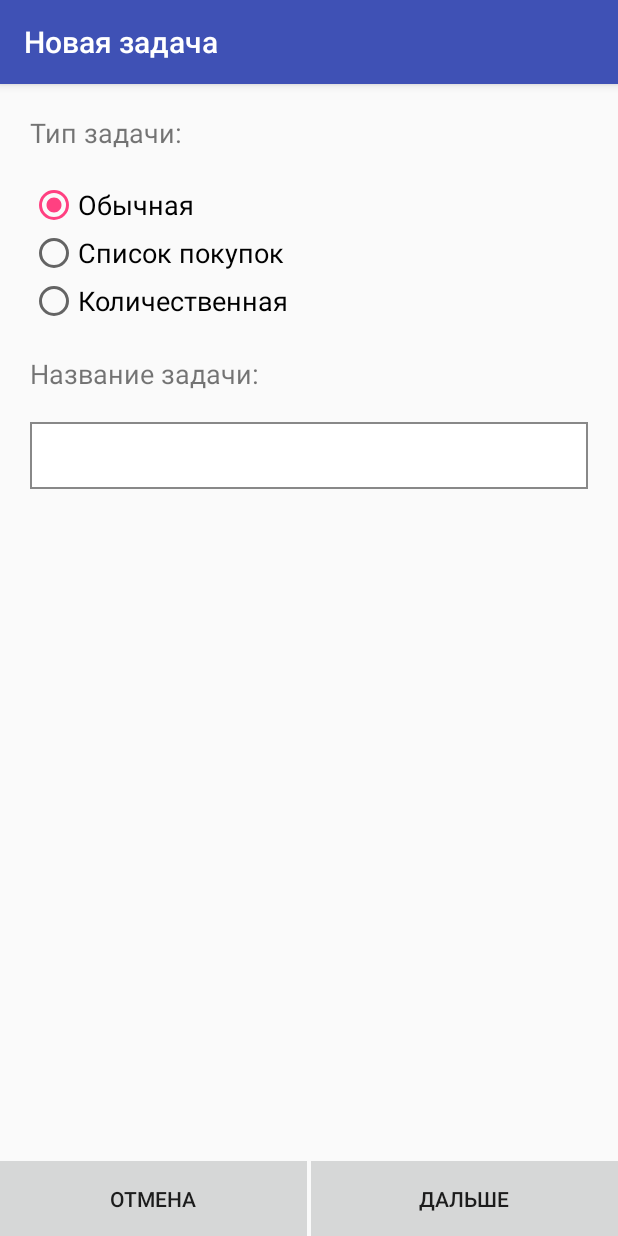
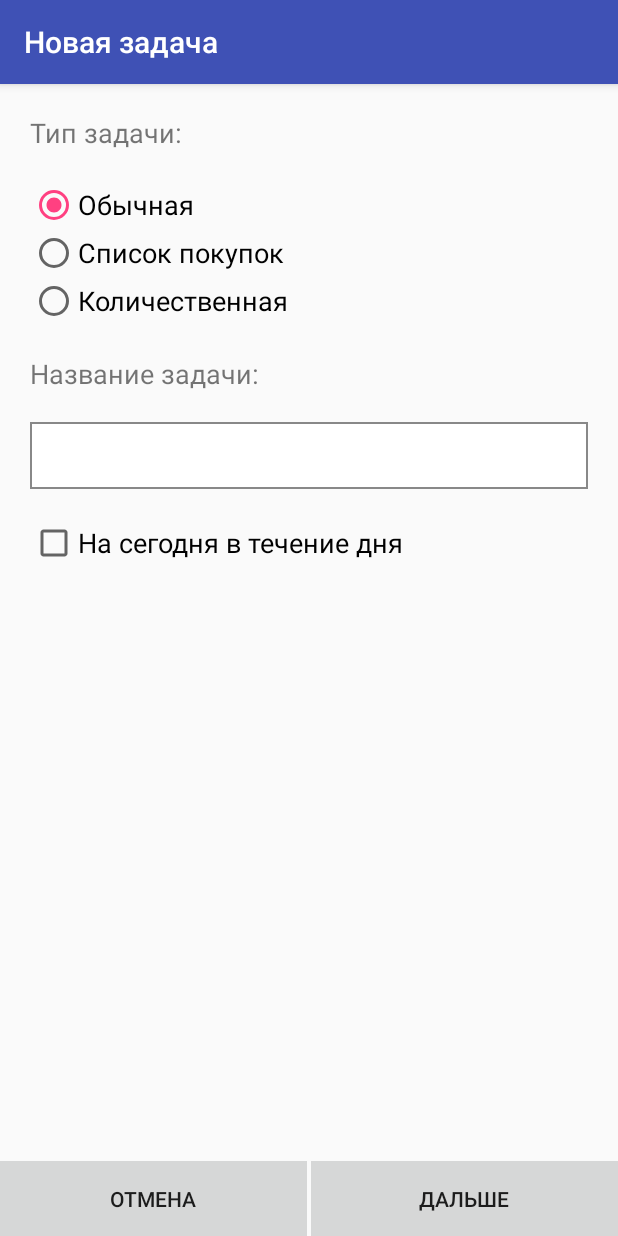
Before and after one commit to deniskond/EasyOrg, an Android app: the NewTaskFirstScreen screen opened directly, with no data from a screen before it, on a phone screen of 412 x 824 dp. Run offline under Robolectric (Android 15) with nearby library versions, the phone set to English and light mode, and no system bars.

Commit message:
fixes #46

```diff
--- a/app/src/main/java/nosfie/easyorg/DataStructures/DayValues.java
+++ b/app/src/main/java/nosfie/easyorg/DataStructures/DayValues.java
@@ -13,8 +13,10 @@ public class DayValues {
     public CustomDate startOfYear = new CustomDate();
     public CustomDate endOfYear = new CustomDate();
 
-    public DayValues(Calendar calendar) {
-        //Calendar calendar = Calendar.getInstance();
+    public DayValues() {
+        Calendar calendar = Calendar.getInstance();
+        if (calendar.get(Calendar.HOUR_OF_DAY) < 3)
+            calendar.add(Calendar.HOUR_OF_DAY, -3);
 
         // TODAY
         this.today.year = calendar.get(Calendar.YEAR);
--- a/app/src/main/java/nosfie/easyorg/DataStructures/Task.java
+++ b/app/src/main/java/nosfie/easyorg/DataStructures/Task.java
@@ -58,6 +58,7 @@ public class Task {
         this.customStartTime = new Daytime();
         this.needReminder = false;
         this.customEndDate = new CustomDate();
+        this.status = STATUS.ACTUAL;
     }
 
     public Task(int id, String name, String type, String startDate, String startTime,
@@ -186,7 +187,7 @@ public class Task {
 
     public ContentValues getContentValues() {
         Calendar calendar = Calendar.getInstance();
-        DayValues dayValues = new DayValues(calendar);
+        DayValues dayValues = new DayValues();
         ContentValues CV = new ContentValues();
         CV.put("name", this.name);
         CV.put("type", this.type.toString());
--- a/app/src/main/java/nosfie/easyorg/NewTask/NewTaskFirstScreen.java
+++ b/app/src/main/java/nosfie/easyorg/NewTask/NewTaskFirstScreen.java
@@ -5,6 +5,7 @@ import android.support.v7.app.AppCompatActivity;
 import android.os.Bundle;
 import android.view.View;
 import android.widget.Button;
+import android.widget.CheckBox;
 import android.widget.EditText;
 import android.widget.RadioButton;
 import android.widget.RadioGroup;
@@ -20,6 +21,9 @@ public class NewTaskFirstScreen extends AppCompatActivity {
     EditText taskEdit, countEdit;
     TextView countText;
     Task task = new Task();
+    RadioGroup radio_group;
+    CheckBox forTodayCheckbox;
+    Button button_cancel, button_next;
 
     @Override
     protected void onCreate(Bundle savedInstanceState) {
@@ -52,7 +56,7 @@ public class NewTaskFirstScreen extends AppCompatActivity {
             }
         }
 
-        RadioGroup radio_group = (RadioGroup)findViewById(R.id.radioGroup);
+        radio_group = (RadioGroup)findViewById(R.id.radioGroup);
         radio_group.setOnCheckedChangeListener(new RadioGroup.OnCheckedChangeListener()  {
             @Override
             public void onCheckedChanged(RadioGroup radioGroup, int checked) {
@@ -83,7 +87,19 @@ public class NewTaskFirstScreen extends AppCompatActivity {
             }
         });
 
-        Button button_cancel = (Button)findViewById(R.id.buttonCancel);
+        forTodayCheckbox = (CheckBox)findViewById(R.id.forTodayCheckBox);
+        forTodayCheckbox.setOnClickListener(new View.OnClickListener() {
+            @Override
+            public void onClick(View view) {
+                if (forTodayCheckbox.isChecked()) {
+                    button_next.setText("Готово");
+                } else {
+                    button_next.setText("Дальше");
+                }
+            }
+        });
+
+        button_cancel = (Button)findViewById(R.id.buttonCancel);
         button_cancel.setOnClickListener(new View.OnClickListener() {
             @Override
             public void onClick(View v) {
@@ -92,7 +108,7 @@ public class NewTaskFirstScreen extends AppCompatActivity {
             }
         });
 
-        Button button_next = (Button)findViewById(R.id.buttonNext);
+        button_next = (Button)findViewById(R.id.buttonNext);
         button_next.setOnClickListener(new View.OnClickListener() {
             @Override
             public void onClick(View v) {
@@ -112,7 +128,17 @@ public class NewTaskFirstScreen extends AppCompatActivity {
                     return;
                 }
                 Intent intent;
-                if (task.type == Task.TYPE.SHOPPING_LIST)
+
+                if (forTodayCheckbox.isChecked()) {
+                    intent = new Intent(NewTaskFirstScreen.this, MainActivity.class);
+                    task.startTime = Task.START_TIME.NONE;
+                    task.startDate = Task.START_DATE.TODAY;
+                    task.deadline = Task.DEADLINE.DAY;
+                    //task.status =
+                    task.insertIntoDatabase(getApplicationContext());
+                    intent.putExtra("toast", "Задача успешно добавлена!");
+                }
+                else if (task.type == Task.TYPE.SHOPPING_LIST)
                     intent = new Intent(NewTaskFirstScreen.this, NewTaskShoppingList.class);
                 else
                     intent = new Intent(NewTaskFirstScreen.this, NewTaskSecondScreen.class);
--- a/app/src/main/res/layout/new_task_first_screen.xml
+++ b/app/src/main/res/layout/new_task_first_screen.xml
@@ -119,7 +119,7 @@
                     android:padding="20dp"
                     android:text="@string/count_goal"
                     android:textSize="18sp"
-                    android:visibility="invisible" />
+                    android:visibility="gone" />
 
             </TableRow>
 
@@ -137,8 +137,23 @@
                     android:background="@drawable/border"
                     android:ems="8"
                     android:inputType="number"
-                    android:visibility="invisible" />
+                    android:visibility="gone" />
 
+            </TableRow>
+
+            <TableRow
+                android:layout_width="match_parent"
+                android:layout_height="match_parent">
+
+                <CheckBox
+                    android:id="@+id/forTodayCheckBox"
+                    android:layout_width="wrap_content"
+                    android:layout_height="wrap_content"
+                    android:layout_marginLeft="20dp"
+                    android:layout_marginStart="20dp"
+                    android:layout_marginTop="20dp"
+                    android:text="На сегодня в течение дня"
+                    android:textSize="18sp" />
             </TableRow>
 
             <TableRow
```
Also changed, not shown: app/src/main/java/nosfie/easyorg/TaskList/TaskList.java (+1 -7 lines).
